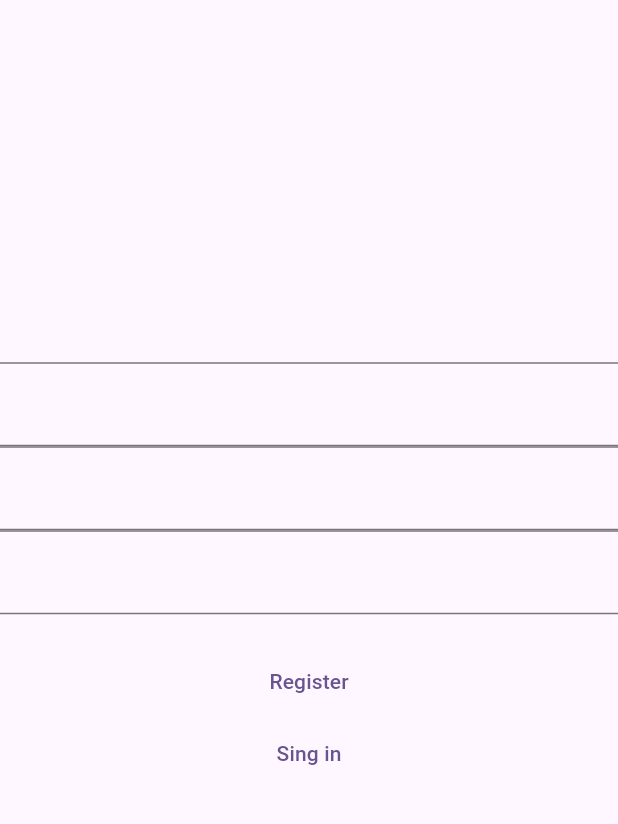
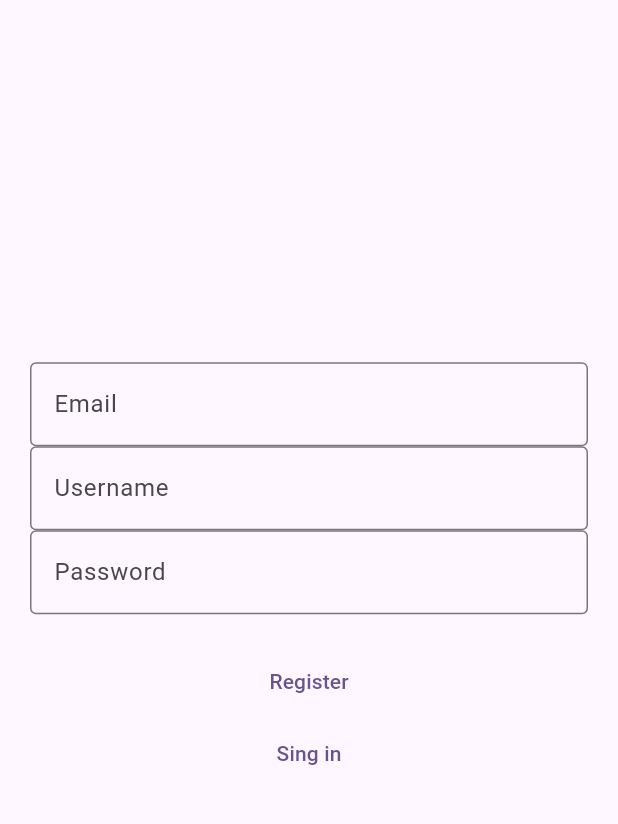
Before and after one commit to DR-Lars/PadelApp, a Flutter app: the screen it shows after launch, after a tap on "Sign in", after a tap on "Register", on a phone screen of 412 x 824 dp, the part 84-908 px from its top. Run offline on Flutter 3.47's test engine with Material 3 defaults, Android fonts, the phone set to English and light mode, and no system bars; our stand-ins replace cloud_firestore, firebase_core; accounts and stored records are empty.

Commit message:
changed padding to work better on mobile, half width browser and full width browser

```diff
--- a/lib/screens/register_screen.dart
+++ b/lib/screens/register_screen.dart
@@ -26,6 +26,18 @@
   TextEditingController password = TextEditingController();
   bool _isValid = true;
   String _errorMessage = '';
+
+  double padding(){
+    switch(MediaQuery.of(context).size.width){
+      case >1600:
+        return 700;
+      case >800:
+        return 300;
+      default:
+        return 20;
+    }
+  }
+
   void _login() {
     Navigator.push(
         context,
@@ -84,7 +96,7 @@
           title: const Text('Padleomic'),
         ),
         body: Padding(
-          padding: EdgeInsets.symmetric(horizontal: MediaQuery.of(context).size.width - 600),
+          padding: EdgeInsets.symmetric(horizontal: padding()),
           child: Center(
             // Center is a layout widget. It takes a single child and positions it
             // in the middle of the parent.
--- a/lib/screens/start_screen.dart
+++ b/lib/screens/start_screen.dart
@@ -51,6 +51,17 @@
     }
   }
 
+  double padding(){
+    switch(MediaQuery.of(context).size.width){
+      case >1600:
+        return 700;
+      case >800:
+        return 300;
+      default:
+        return 20;
+    }
+  }
+
   void _register() {
     Navigator.push(
         context,
@@ -77,7 +88,7 @@
         title: const Text('Padleomic'),
       ),
       body: Padding(
-        padding: MediaQuery.of(context).size.width >= 800?  EdgeInsets.symmetric(horizontal: 300): EdgeInsets.symmetric(horizontal: 20),
+        padding: EdgeInsets.symmetric(horizontal: padding()),
         child: Center(
           // Center is a layout widget. It takes a single child and positions it
           // in the middle of the parent.
```
